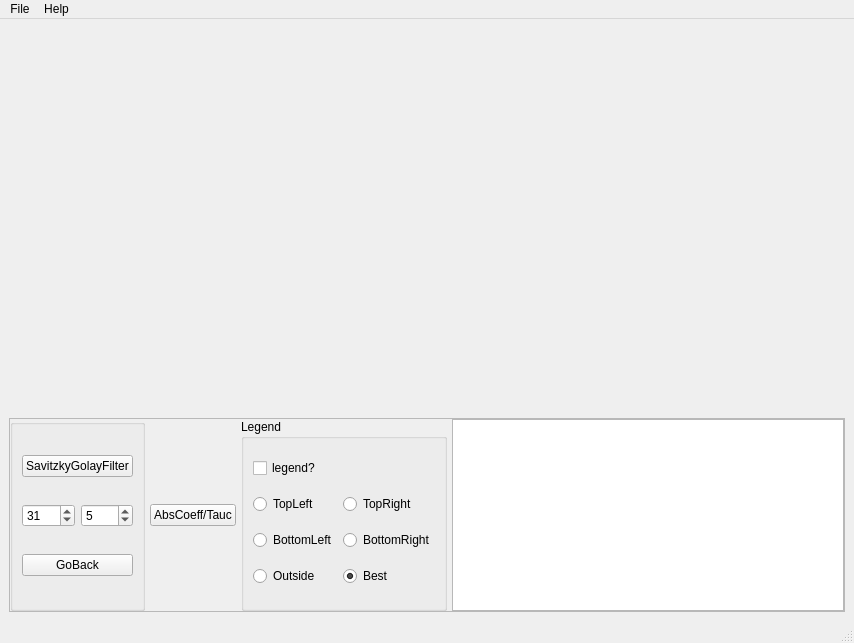
First picture: the form in apps/spectrogui.ui, repository JerWer/Phyton-Solar-Data-Analyser, before the edit.
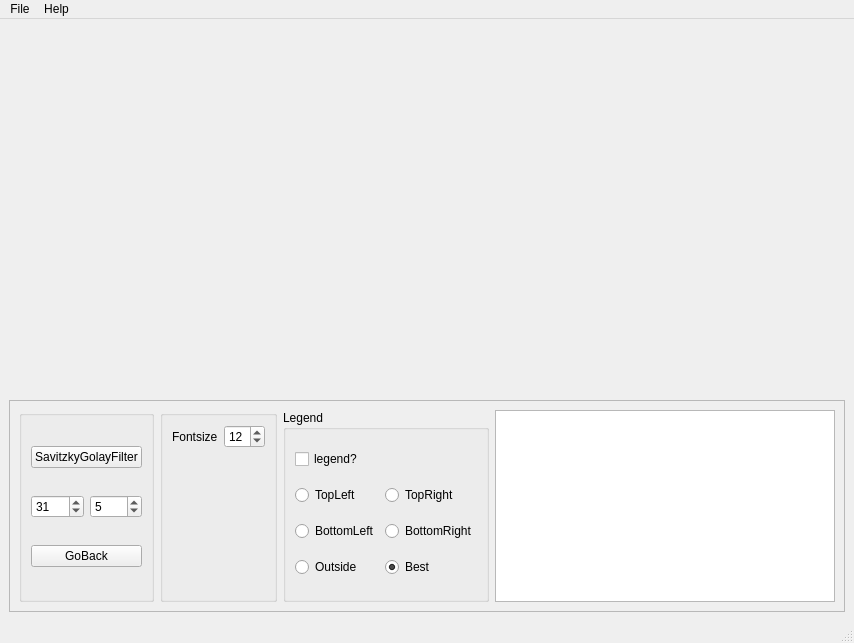
Second picture: the form after the edit.

Patch:
```diff
--- a/apps/spectrogui.ui
+++ b/apps/spectrogui.ui
@@ -51,21 +51,6 @@
        <enum>QFrame::Raised</enum>
       </property>
       <layout class="QHBoxLayout" name="horizontalLayout">
-       <property name="spacing">
-        <number>5</number>
-       </property>
-       <property name="leftMargin">
-        <number>0</number>
-       </property>
-       <property name="topMargin">
-        <number>0</number>
-       </property>
-       <property name="rightMargin">
-        <number>0</number>
-       </property>
-       <property name="bottomMargin">
-        <number>0</number>
-       </property>
        <item>
         <widget class="QGroupBox" name="groupBox_2">
          <property name="title">
@@ -110,10 +95,39 @@
         </widget>
        </item>
        <item>
-        <widget class="QPushButton" name="pushButton_AbsCoeffTauc">
-         <property name="text">
-          <string>AbsCoeff/Tauc</string>
+        <widget class="QGroupBox" name="groupBox_3">
+         <property name="title">
+          <string/>
          </property>
+         <layout class="QGridLayout" name="gridLayout_3">
+          <item row="0" column="0">
+           <widget class="QLabel" name="label">
+            <property name="text">
+             <string>Fontsize</string>
+            </property>
+           </widget>
+          </item>
+          <item row="0" column="1">
+           <widget class="QSpinBox" name="spinBox_fontsize">
+            <property name="value">
+             <number>12</number>
+            </property>
+           </widget>
+          </item>
+          <item row="1" column="0">
+           <spacer name="verticalSpacer">
+            <property name="orientation">
+             <enum>Qt::Vertical</enum>
+            </property>
+            <property name="sizeHint" stdset="0">
+             <size>
+              <width>20</width>
+              <height>127</height>
+             </size>
+            </property>
+           </spacer>
+          </item>
+         </layout>
         </widget>
        </item>
        <item>
```
Left out of the diff: 6 changed lines with no effect on the pictures.
